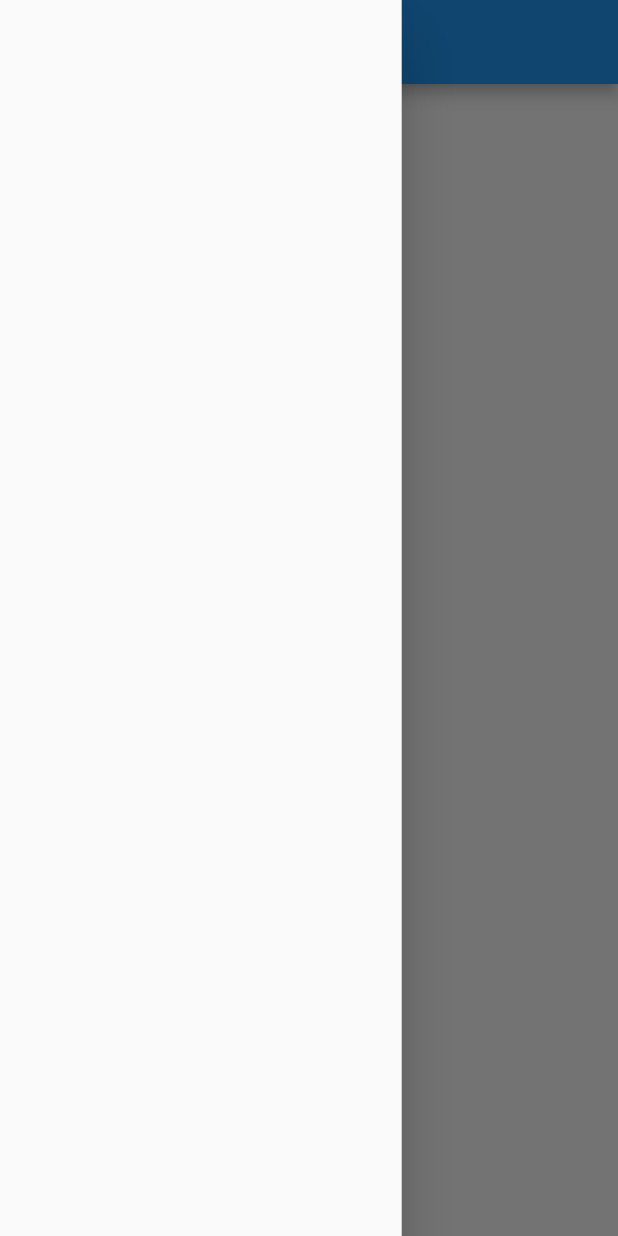
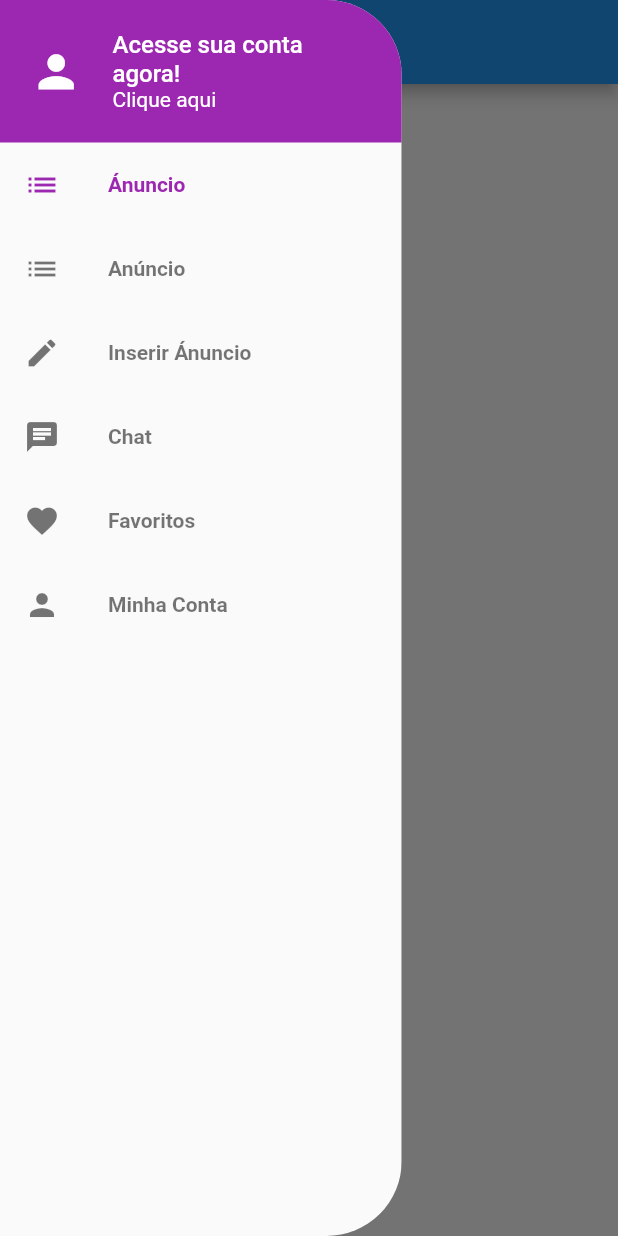
Before and after one commit to rafaellfx/xlo_mobx, a Flutter app: the screen it shows after launch, with the side drawer open, on a phone screen of 412 x 824 dp. Run offline on Flutter 3.47's test engine with Material 2 defaults, Android fonts, the phone set to English and light mode, and no system bars; our stand-ins replace parse_server_sdk_flutter.

Commit message:
Adicionando customDrawerHeader, PageSction, PageTile, arredondando o Drawer com ClipRRect

```diff
--- a/lib/components/custom_drawer/custom_drawer.dart
+++ b/lib/components/custom_drawer/custom_drawer.dart
@@ -1,12 +1,22 @@
 import 'package:flutter/material.dart';
+import 'package:xlo_mobx/components/custom_drawer/custom_drawer_header.dart';
+import 'package:xlo_mobx/components/custom_drawer/page_section.dart';
 
 class CustomDrawer extends StatelessWidget {
   @override
   Widget build(BuildContext context) {
-    return SizedBox(
-      width: MediaQuery.of(context).size.width * 0.65,
-      child: Drawer(
-
+    return ClipRRect(
+      borderRadius: BorderRadius.horizontal(right: Radius.circular(50)),
+      child: SizedBox(
+        width: MediaQuery.of(context).size.width * 0.65,
+        child: Drawer(
+          child: ListView(
+            children: [
+              CustomDrawerHeader(),
+              PageSection()
+            ],
+          ),
+        ),
       ),
     );
   }
--- /dev/null
+++ b/lib/components/custom_drawer/custom_drawer_header.dart
@@ -0,0 +1,44 @@
+import 'package:flutter/material.dart';
+
+
+class CustomDrawerHeader extends StatelessWidget {
+  @override
+  Widget build(BuildContext context) {
+    return Container(
+      color: Colors.purple,
+      height: 95,
+      padding: const EdgeInsets.symmetric(horizontal: 20),
+      child: Row(
+        children: [
+          Icon(Icons.person, color: Colors.white,size: 35,),
+          const SizedBox(width: 20,),
+          Expanded(
+            child: Column(
+              crossAxisAlignment: CrossAxisAlignment.start,
+              mainAxisAlignment: MainAxisAlignment.center,
+              children: [
+                Text(
+                  'Acesse sua conta agora!',
+                  style: TextStyle(
+                    color: Colors.white,
+                    fontSize: 16,
+                    fontWeight: FontWeight.w500
+                  ),
+                ),
+                Text(
+                  'Clique aqui',
+                  style: TextStyle(
+                    color: Colors.white,
+                    fontSize: 14,
+                    fontWeight: FontWeight.w400
+                  ),
+                )
+              ],
+            ),
+          )
+        ],
+
+      ),
+    );
+  }
+}
--- /dev/null
+++ b/lib/components/custom_drawer/page_section.dart
@@ -0,0 +1,60 @@
+import 'package:flutter/material.dart';
+import 'package:xlo_mobx/components/custom_drawer/page_tile.dart';
+
+class PageSection extends StatelessWidget {
+  @override
+  Widget build(BuildContext context) {
+    return Column(
+      children: [
+        PageTile(
+          label: 'Ánuncio',
+          iconData: Icons.list,
+          onTap: (){
+
+          },
+          highlighted: true
+        ),
+        PageTile(
+            label: 'Anúncio',
+            iconData: Icons.list,
+            onTap: (){
+
+            },
+            highlighted: false
+        ),
+        PageTile(
+            label: 'Inserir Ánuncio',
+            iconData: Icons.edit,
+            onTap: (){
+
+            },
+            highlighted: false
+        ),
+        PageTile(
+            label: 'Chat',
+            iconData: Icons.chat,
+            onTap: (){
+
+            },
+            highlighted: false
+        ),
+        PageTile(
+            label: 'Favoritos',
+            iconData: Icons.favorite,
+            onTap: (){
+
+            },
+            highlighted: false
+        ),
+        PageTile(
+            label: 'Minha Conta',
+            iconData: Icons.person,
+            onTap: (){
+
+            },
+            highlighted: false
+        )
+      ],
+    );
+  }
+}
--- /dev/null
+++ b/lib/components/custom_drawer/page_tile.dart
@@ -0,0 +1,33 @@
+import 'package:flutter/material.dart';
+
+
+class PageTile extends StatelessWidget {
+
+
+  PageTile({this.label, this.iconData, this.onTap, this.highlighted});
+
+  final String label;
+  final IconData iconData;
+  final VoidCallback onTap;
+  final bool highlighted;
+
+  @override
+  Widget build(BuildContext context) {
+    return ListTile(
+      title: Text(
+          label,
+        style: TextStyle(
+          fontWeight: FontWeight.w700,
+          color: highlighted ? Colors.purple : Colors.black54
+        ),
+      ),
+      leading: Icon(
+          iconData,
+          color: highlighted ? Colors.purple : Colors.black54,
+      ),
+      onTap: onTap,
+    );
+  }
+
+
+}
```
